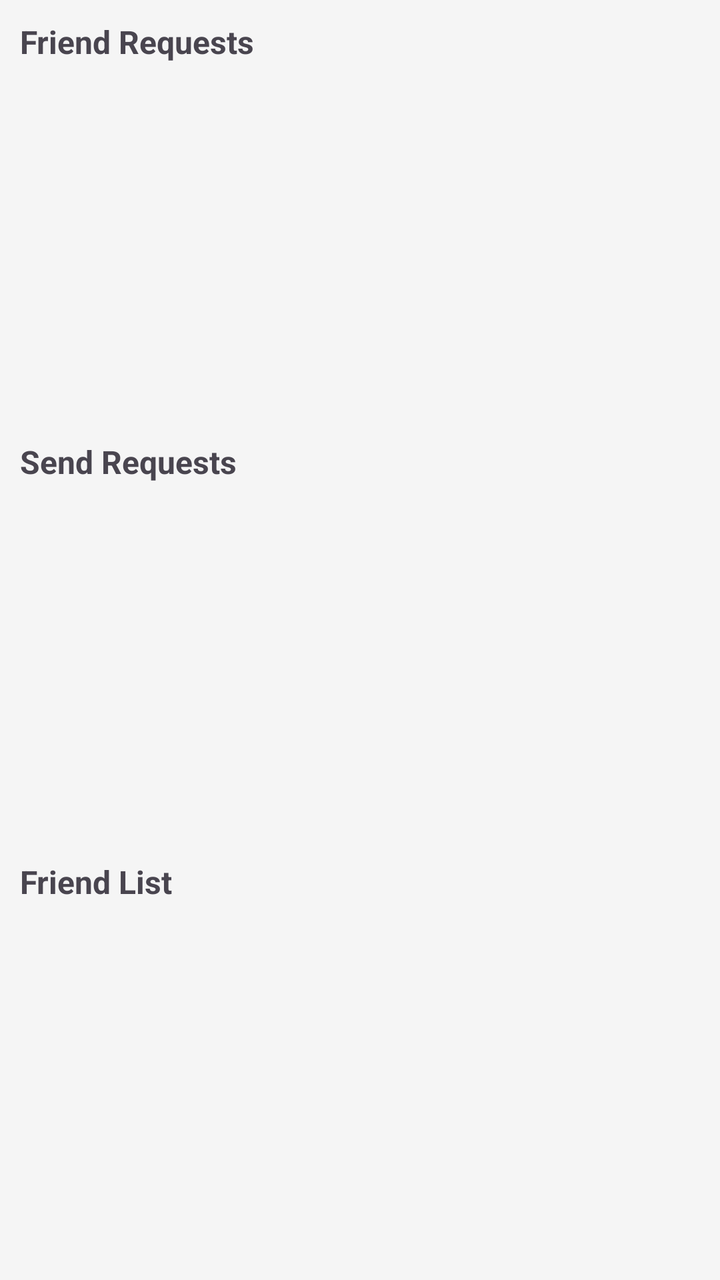
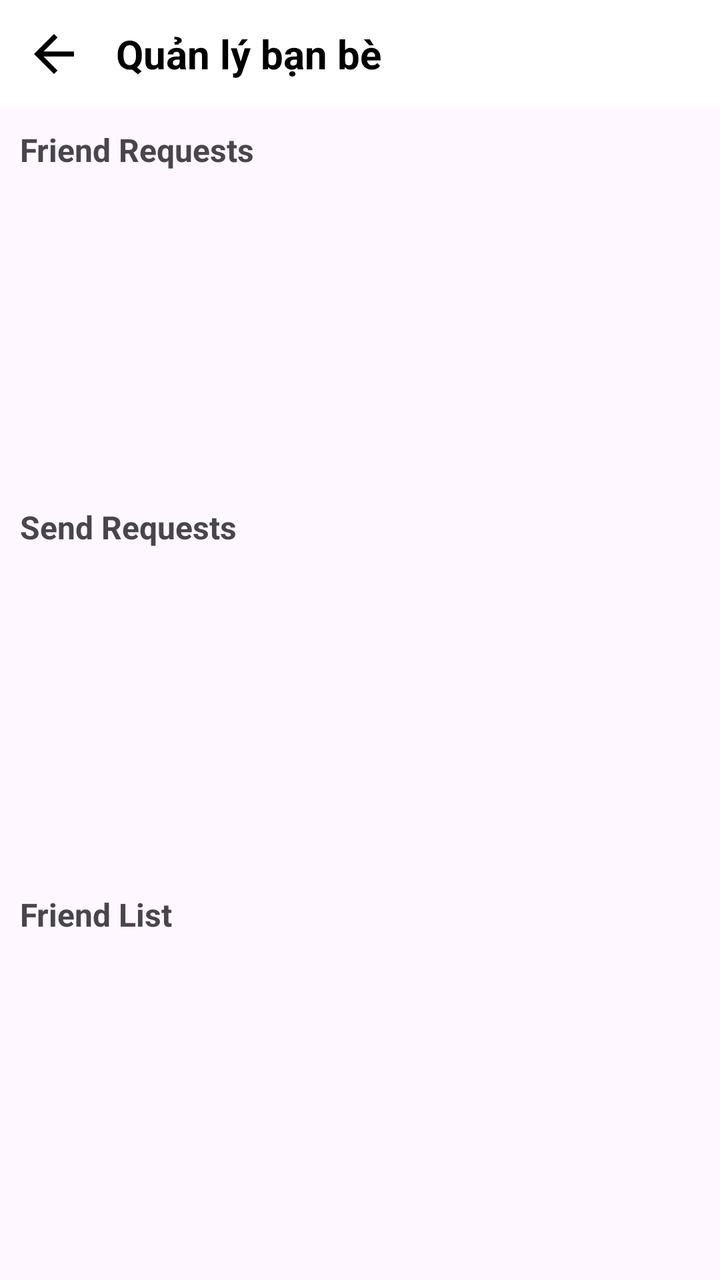

Compare the two renders of this Android layout. The source of the first and the diff that turns it into the second are given below.
<!-- AndroidManifest.xml: application theme Theme.EmptyProject -->
<!-- res/layout/activity_friend_manager.xml -->
<?xml version="1.0" encoding="utf-8"?>
<LinearLayout xmlns:android="http://schemas.android.com/apk/res/android"
    android:layout_width="match_parent"
    android:layout_height="match_parent"
    android:orientation="vertical"
    android:padding="10dp"
    android:background="#F5F5F5"
    android:weightSum="3">

    <LinearLayout
        android:layout_width="match_parent"
        android:layout_height="0dp"
        android:layout_weight="1"
        android:orientation="vertical"
        android:layout_marginBottom="10dp">

        <TextView
            android:layout_width="match_parent"
            android:layout_height="wrap_content"
            android:text="Friend Requests"
            android:textStyle="bold"
            android:textSize="16sp"
            android:layout_marginBottom="5dp"/>

        <androidx.recyclerview.widget.RecyclerView
            android:id="@+id/rvReceivedRequests"
            android:layout_width="match_parent"
            android:layout_height="match_parent"/>
    </LinearLayout>

    <LinearLayout
        android:layout_width="match_parent"
        android:layout_height="0dp"
        android:layout_weight="1"
        android:orientation="vertical"
        android:layout_marginBottom="10dp">

        <TextView
            android:layout_width="match_parent"
            android:layout_height="wrap_content"
            android:text="Send Requests"
            android:textStyle="bold"
            android:textSize="16sp"
            android:layout_marginBottom="5dp"/>

        <androidx.recyclerview.widget.RecyclerView
            android:id="@+id/rvSentRequests"
            android:layout_width="match_parent"
            android:layout_height="match_parent"/>
    </LinearLayout>

    <LinearLayout
        android:layout_width="match_parent"
        android:layout_height="0dp"
        android:layout_weight="1"
        android:orientation="vertical">

        <TextView
            android:layout_width="match_parent"
            android:layout_height="wrap_content"
            android:text="Friend List"
            android:textStyle="bold"
            android:textSize="16sp"
            android:layout_marginBottom="5dp"/>

        <androidx.recyclerview.widget.RecyclerView
            android:id="@+id/rvFriends"
            android:layout_width="match_parent"
            android:layout_height="match_parent"/>
    </LinearLayout>

</LinearLayout>
<!-- resources referenced by this layout -->
<resources>
  <style name="Theme.EmptyProject" parent="Base.Theme.EmptyProject" />
  <style name="Base.Theme.EmptyProject" parent="Theme.Material3.DayNight">
          
          
      </style>
</resources>

<!-- the commit's change to res/layout/activity_friend_manager.xml (unified diff, before → after) -->
@@ -2,71 +2,98 @@
 <LinearLayout xmlns:android="http://schemas.android.com/apk/res/android"
     android:layout_width="match_parent"
     android:layout_height="match_parent"
-    android:orientation="vertical"
-    android:padding="10dp"
-    android:background="#F5F5F5"
-    android:weightSum="3">
-
+    android:orientation="vertical">
+    
     <LinearLayout
         android:layout_width="match_parent"
-        android:layout_height="0dp"
-        android:layout_weight="1"
-        android:orientation="vertical"
-        android:layout_marginBottom="10dp">
+        android:layout_height="wrap_content"
+        android:orientation="horizontal"
+        android:padding="12dp"
+        android:gravity="center_vertical"
+        android:background="@android:color/white">
+
+        <ImageView
+            android:id="@+id/btnBackFriend"
+            android:layout_width="30dp"
+            android:layout_height="30dp"
+            android:src="@drawable/ic_back" />
 
         <TextView
-            android:layout_width="match_parent"
+            android:layout_width="wrap_content"
             android:layout_height="wrap_content"
-            android:text="Friend Requests"
+            android:text="Quản lý bạn bè"
+            android:textSize="20sp"
             android:textStyle="bold"
-            android:textSize="16sp"
-            android:layout_marginBottom="5dp"/>
-
-        <androidx.recyclerview.widget.RecyclerView
-            android:id="@+id/rvReceivedRequests"
-            android:layout_width="match_parent"
-            android:layout_height="match_parent"/>
+            android:textColor="@android:color/black"
+            android:layout_marginStart="16dp" />
     </LinearLayout>
 
     <LinearLayout
         android:layout_width="match_parent"
-        android:layout_height="0dp"
-        android:layout_weight="1"
+        android:layout_height="match_parent"
         android:orientation="vertical"
-        android:layout_marginBottom="10dp">
+        android:padding="10dp"
+        android:weightSum="3">
+        <LinearLayout
+            android:layout_width="match_parent"
+            android:layout_height="0dp"
+            android:layout_weight="1"
+            android:orientation="vertical"
+            android:layout_marginBottom="5dp">
 
-        <TextView
+            <TextView
+                android:layout_width="match_parent"
+                android:layout_height="wrap_content"
+                android:text="Friend Requests"
+                android:textStyle="bold"
+                android:textSize="16sp"
+                android:layout_marginBottom="5dp"/>
+
+            <androidx.recyclerview.widget.RecyclerView
+                android:id="@+id/rvReceivedRequests"
+                android:layout_width="match_parent"
+                android:layout_height="match_parent"/>
+        </LinearLayout>
+
+        <LinearLayout
             android:layout_width="match_parent"
-            android:layout_height="wrap_content"
-            android:text="Send Requests"
-            android:textStyle="bold"
-            android:textSize="16sp"
-            android:layout_marginBottom="5dp"/>
+            android:layout_height="0dp"
+            android:layout_weight="1"
+            android:orientation="vertical"
+            android:layout_marginBottom="10dp">
 
-        <androidx.recyclerview.widget.RecyclerView
-            android:id="@+id/rvSentRequests"
+            <TextView
+                android:layout_width="match_parent"
+                android:layout_height="wrap_content"
+                android:text="Send Requests"
+                android:textStyle="bold"
+                android:textSize="16sp"
+                android:layout_marginBottom="5dp"/>
+
+            <androidx.recyclerview.widget.RecyclerView
+                android:id="@+id/rvSentRequests"
+                android:layout_width="match_parent"
+                android:layout_height="match_parent"/>
+        </LinearLayout>
+
+        <LinearLayout
             android:layout_width="match_parent"
-            android:layout_height="match_parent"/>
+            android:layout_height="0dp"
+            android:layout_weight="1"
+            android:orientation="vertical">
+
+            <TextView
+                android:layout_width="match_parent"
+                android:layout_height="wrap_content"
+                android:text="Friend List"
+                android:textStyle="bold"
+                android:textSize="16sp"
+                android:layout_marginBottom="5dp"/>
+
+            <androidx.recyclerview.widget.RecyclerView
+                android:id="@+id/rvFriends"
+                android:layout_width="match_parent"
+                android:layout_height="match_parent"/>
+        </LinearLayout>
     </LinearLayout>
-
-    <LinearLayout
-        android:layout_width="match_parent"
-        android:layout_height="0dp"
-        android:layout_weight="1"
-        android:orientation="vertical">
-
-        <TextView
-            android:layout_width="match_parent"
-            android:layout_height="wrap_content"
-            android:text="Friend List"
-            android:textStyle="bold"
-            android:textSize="16sp"
-            android:layout_marginBottom="5dp"/>
-
-        <androidx.recyclerview.widget.RecyclerView
-            android:id="@+id/rvFriends"
-            android:layout_width="match_parent"
-            android:layout_height="match_parent"/>
-    </LinearLayout>
-
 </LinearLayout>
<!-- resource entries referenced after the edit -->
@@ -1,5 +1,11 @@
 <!-- resources referenced by this layout -->
 <resources>
+  <!-- drawable ic_back (drawable) -->
+  <vector xmlns:android="http://schemas.android.com/apk/res/android" android:autoMirrored="true" android:height="24dp" android:tint="#000000" android:viewportHeight="24" android:viewportWidth="24" android:width="24dp">
+        
+      <path android:fillColor="@android:color/white" android:pathData="M20,11H7.83l5.59,-5.59L12,4l-8,8 8,8 1.41,-1.41L7.83,13H20v-2z"/>
+      
+  </vector>
   <style name="Theme.EmptyProject" parent="Base.Theme.EmptyProject" />
   <style name="Base.Theme.EmptyProject" parent="Theme.Material3.DayNight">
           
